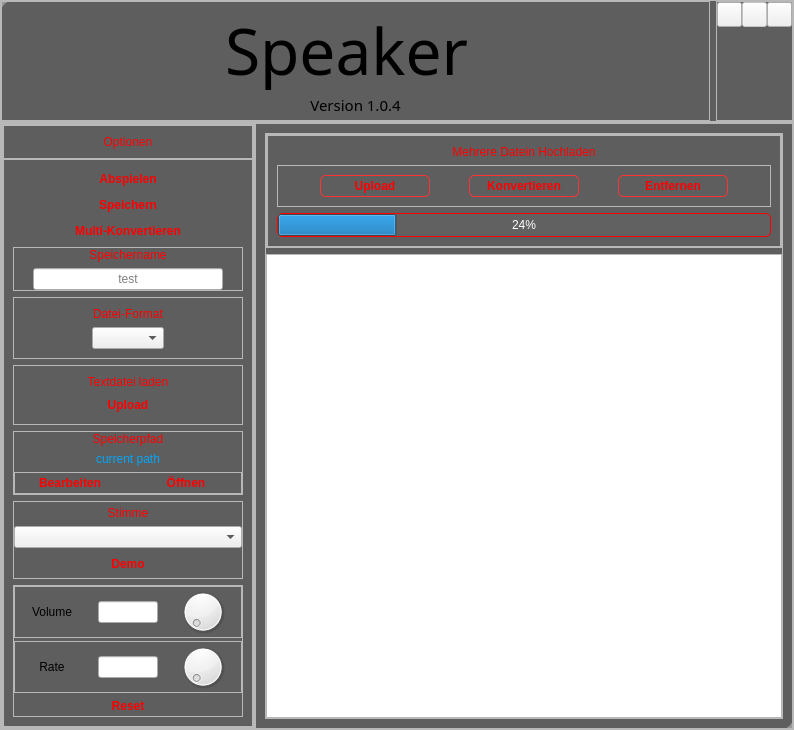
First picture: the form in src/mainwindow.ui, repository sera619/Speaker-TTS-Offline, before the edit.
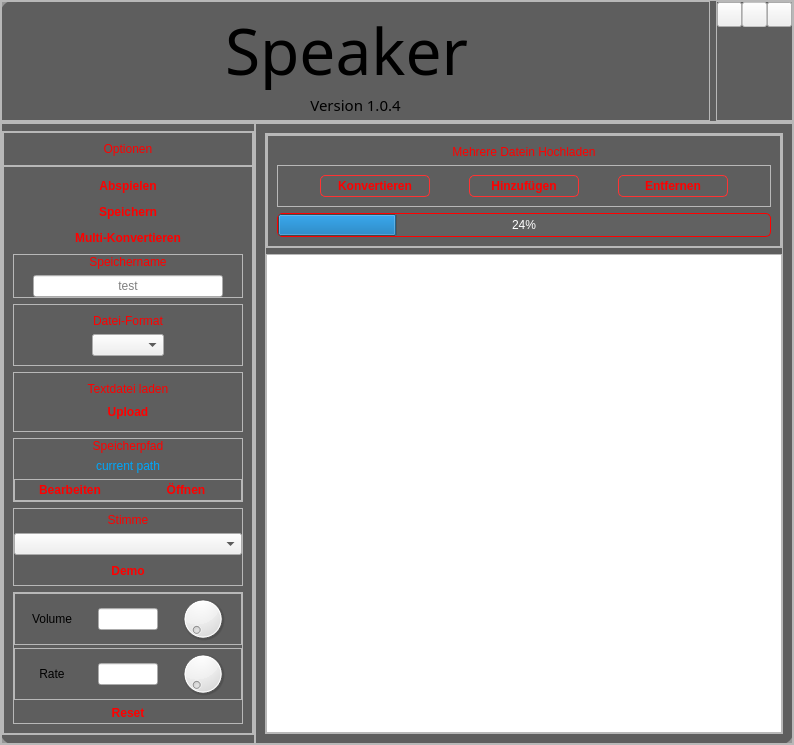
Second picture: the form after the edit. The open tabs and pages were chosen to show the change. Icons and pictures are not drawn.

```diff
--- a/src/mainwindow.ui
+++ b/src/mainwindow.ui
@@ -7,7 +7,7 @@
     <x>0</x>
     <y>0</y>
     <width>794</width>
-    <height>727</height>
+    <height>745</height>
    </rect>
   </property>
   <property name="windowTitle">
@@ -1126,25 +1126,6 @@
                           <enum>QFrame::Raised</enum>
                          </property>
                          <layout class="QHBoxLayout" name="horizontalLayout_8">
-                          <item>
-                           <widget class="QPushButton" name="multiUploadBtn">
-                            <property name="minimumSize">
-                             <size>
-                              <width>110</width>
-                              <height>0</height>
-                             </size>
-                            </property>
-                            <property name="maximumSize">
-                             <size>
-                              <width>110</width>
-                              <height>16777215</height>
-                             </size>
-                            </property>
-                            <property name="text">
-                             <string>Upload</string>
-                            </property>
-                           </widget>
-                          </item>
                           <item>
                            <widget class="QPushButton" name="saveMultiBtn">
                             <property name="minimumSize">
@@ -1164,6 +1145,25 @@
                             </property>
                            </widget>
                           </item>
+                          <item>
+                           <widget class="QPushButton" name="multiUploadBtn">
+                            <property name="minimumSize">
+                             <size>
+                              <width>110</width>
+                              <height>0</height>
+                             </size>
+                            </property>
+                            <property name="maximumSize">
+                             <size>
+                              <width>110</width>
+                              <height>16777215</height>
+                             </size>
+                            </property>
+                            <property name="text">
+                             <string>Hinzufügen</string>
+                            </property>
+                           </widget>
+                          </item>
                           <item>
                            <widget class="QPushButton" name="eraseUploadBtn">
                             <property name="minimumSize">
```
Left out of the diff: 6 changed lines with no effect on the pictures.
